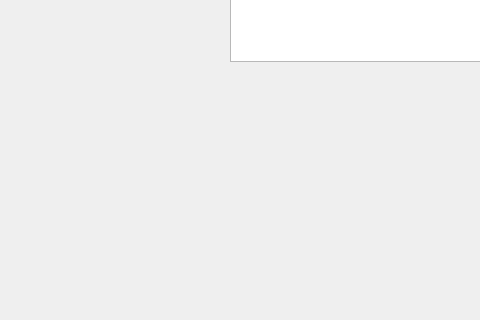
First picture: the form in src/musicplayer.ui, repository lettergram/emomusic, before the edit; both pictures show x 0 to 480 and y 160 to 480 of the 800 by 480 pixel window.
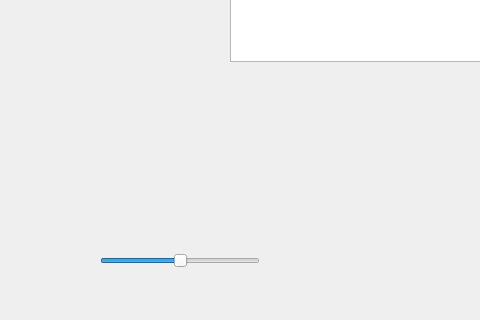
Second picture: the form after the edit.

Commit message: volume slider fixed

```diff
--- a/src/musicplayer.ui
+++ b/src/musicplayer.ui
@@ -63,6 +63,25 @@
      </rect>
     </property>
    </widget>
+   <widget class="QSlider" name="volumeSlider">
+    <property name="geometry">
+     <rect>
+      <x>100</x>
+      <y>410</y>
+      <width>160</width>
+      <height>22</height>
+     </rect>
+    </property>
+    <property name="maximum">
+     <number>100</number>
+    </property>
+    <property name="sliderPosition">
+     <number>50</number>
+    </property>
+    <property name="orientation">
+     <enum>Qt::Horizontal</enum>
+    </property>
+   </widget>
   </widget>
  </widget>
  <layoutdefault spacing="6" margin="11"/>
```
The commit also changes 1 other file.
